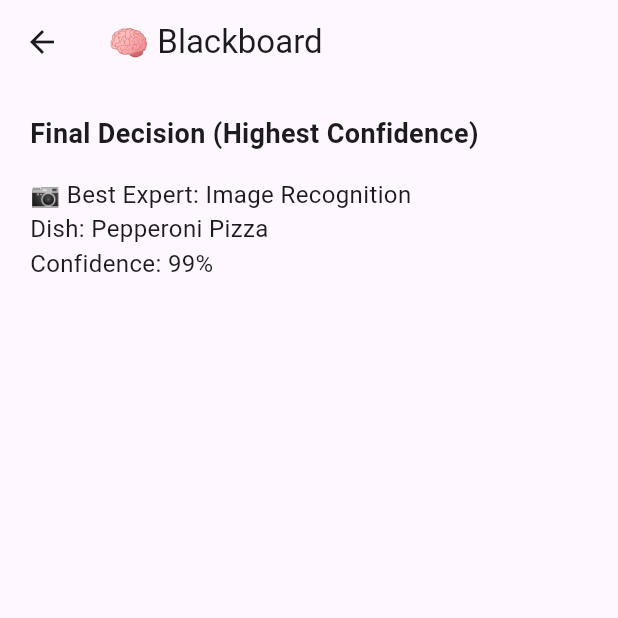
After one commit to ZifanSi/whats-that-dish-app, a Flutter app: the ExpertsPage screen opened by its route, after a tap on "🧠 Show Blackboard Result", on a phone screen of 412 x 824 dp, the top half of it. The commit adds this screen. Run offline on Flutter 3.47's test engine with Material 3 defaults, Android fonts, the phone set to English and light mode, and no system bars; our stand-ins replace flutter_dotenv, image_picker.

Commit message:
Add blackboard with simple logic

```diff
--- /dev/null
+++ b/lib/screens/experts/blackboard.dart
@@ -0,0 +1,54 @@
+import 'package:flutter/material.dart';
+
+class BlackboardPage extends StatelessWidget {
+  final String imageResult;
+  final String textResult;
+  final String ingredientResult;
+
+  const BlackboardPage({
+    super.key,
+    required this.imageResult,
+    required this.textResult,
+    required this.ingredientResult,
+  });
+
+  @override
+  Widget build(BuildContext context) {
+    // Hardcoded confidence levels
+    const imageConfidence = 0.99;
+    const textConfidence = 0.80;
+    const ingredientConfidence = 0.50;
+
+    // Decision logic
+    String bestResult;
+    if (imageConfidence >= textConfidence &&
+        imageConfidence >= ingredientConfidence) {
+      bestResult =
+          '📷 Best Expert: Image Recognition\n$imageResult\nConfidence: 99%';
+    } else if (textConfidence >= ingredientConfidence) {
+      bestResult =
+          '📝 Best Expert: Text Description\n$textResult\nConfidence: 80%';
+    } else {
+      bestResult =
+          '🥗 Best Expert: Ingredients\n$ingredientResult\nConfidence: 50%';
+    }
+
+    return Scaffold(
+      appBar: AppBar(title: const Text('🧠 Blackboard')),
+      body: Padding(
+        padding: const EdgeInsets.all(20),
+        child: Column(
+          crossAxisAlignment: CrossAxisAlignment.start,
+          children: [
+            const Text(
+              'Final Decision (Highest Confidence)',
+              style: TextStyle(fontSize: 18, fontWeight: FontWeight.bold),
+            ),
+            const SizedBox(height: 16),
+            Text(bestResult, style: const TextStyle(fontSize: 16)),
+          ],
+        ),
+      ),
+    );
+  }
+}
--- a/lib/screens/experts/text.dart
+++ b/lib/screens/experts/text.dart
@@ -31,7 +31,7 @@ class _TextExpertPageState extends State<TextExpertPage> {
       if (desc.contains(input)) {
         setState(() {
           _isLoading = false;
-          _result = 'Dish: ${dish['name']}\nConfidence: 100%';
+          _result = 'Dish: ${dish['name']}\nConfidence: 80%';
         });
         return;
       }
--- a/lib/screens/experts_page.dart
+++ b/lib/screens/experts_page.dart
@@ -2,9 +2,15 @@ import 'package:flutter/material.dart';
 import 'package:dish_app/screens/experts/image.dart';
 import 'package:dish_app/screens/experts/text.dart';
 import 'package:dish_app/screens/experts/ingredient.dart';
+import 'package:dish_app/screens/experts/blackboard.dart'; // Add this line
 
 class ExpertsPage extends StatelessWidget {
   const ExpertsPage({super.key});
+
+  // Mocked expert results (replace with shared state later)
+  final String imageResult = 'Dish: Pepperoni Pizza';
+  final String textResult = 'Dish: Cheese Pizza';
+  final String ingredientResult = 'Dish: Margherita Pizza';
 
   @override
   Widget build(BuildContext context) {
@@ -45,6 +51,23 @@ class ExpertsPage extends StatelessWidget {
               },
               child: const Text('🥗 Ingredient Match Expert'),
             ),
+            const SizedBox(height: 16),
+            ElevatedButton(
+              onPressed: () {
+                Navigator.push(
+                  context,
+                  MaterialPageRoute(
+                    builder:
+                        (_) => BlackboardPage(
+                          imageResult: imageResult,
+                          textResult: textResult,
+                          ingredientResult: ingredientResult,
+                        ),
+                  ),
+                );
+              },
+              child: const Text('🧠 Show Blackboard Result'),
+            ),
           ],
         ),
       ),
```
